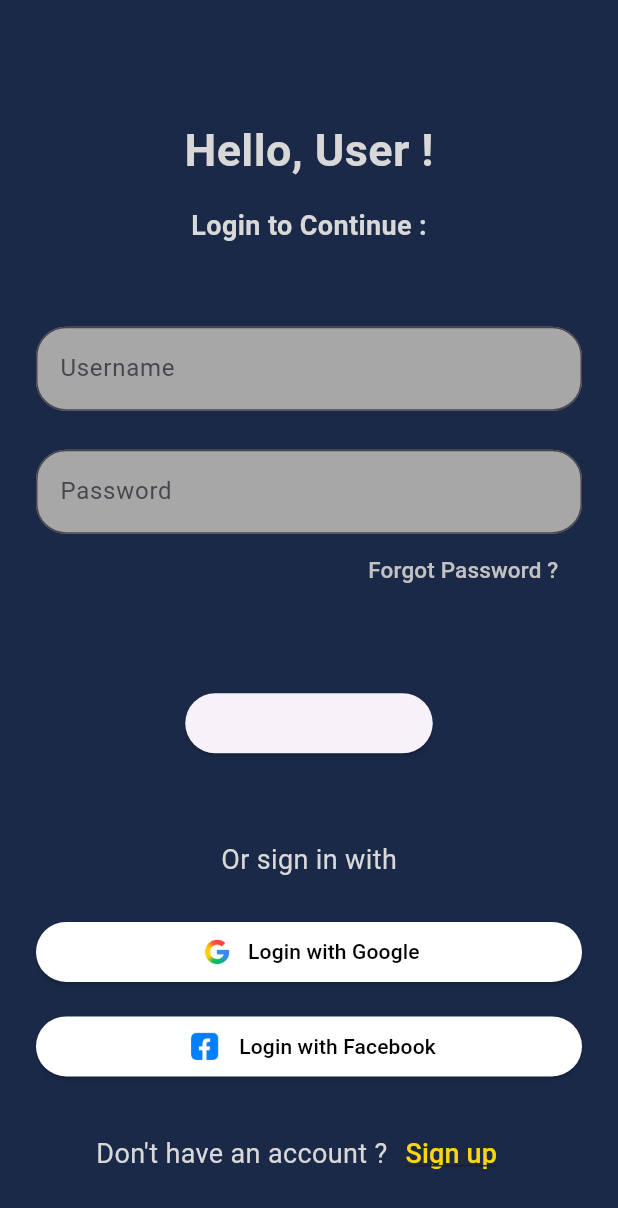
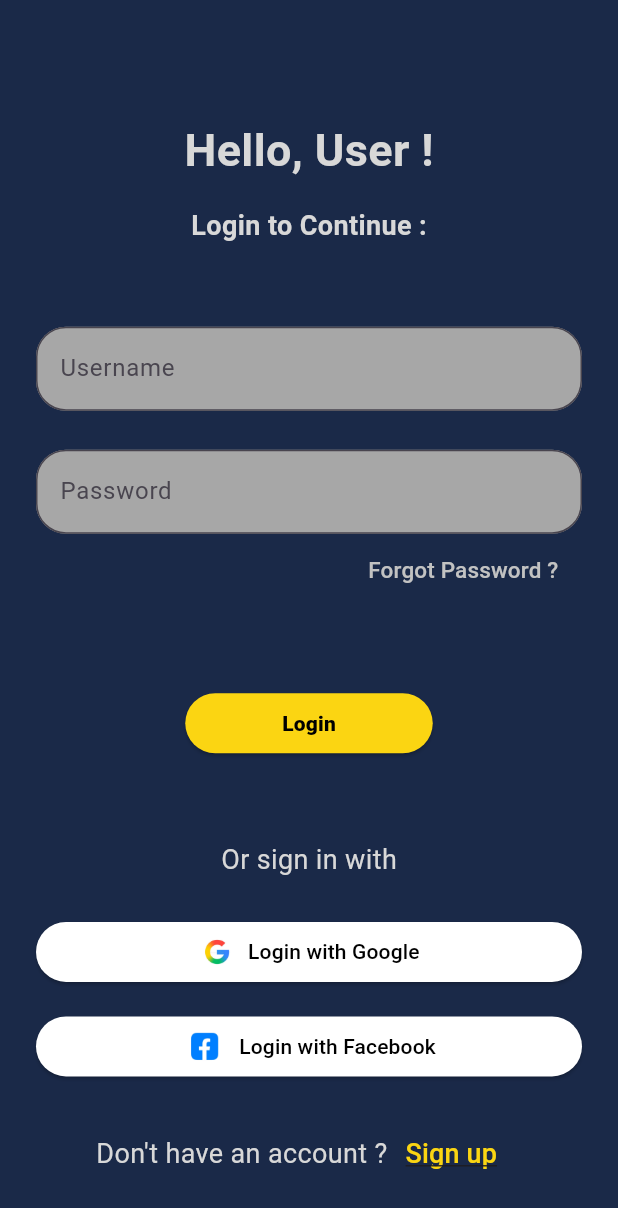
Before and after one commit to anmol-sarin/Flutter-Projects, a Flutter app: the screen it shows after launch, on a phone screen of 412 x 824 dp. Shown: the top 1208 px of the screen. Run offline on Flutter 3.47's test engine with Material 3 defaults, Android fonts, the phone set to English and light mode, and no system bars.

Commit message:
HOLI COMMIT4

```diff
--- a/lib/pages/loginPage.dart
+++ b/lib/pages/loginPage.dart
@@ -87,13 +87,13 @@ class LoginPage extends StatelessWidget{
               width:165,
               child: ElevatedButton(
                 style:ElevatedButton.styleFrom(
-                  // foregroundColor: Colors.black,
-                  // backgroundColor: AppColors.primary
+                  foregroundColor: Colors.black,
+                  backgroundColor: AppColors.primary
                 ),
                 onPressed:(){
-                  // Navigator.of(context).pushNamed('/home');
+                  Navigator.of(context).pushNamed('/home');
                 },
-                // child:Text("Login",style:TextStyle(fontWeight:FontWeight.w900))
+                child:Text("Login",style:TextStyle(fontWeight:FontWeight.w900))
               )
             ),
 
```
